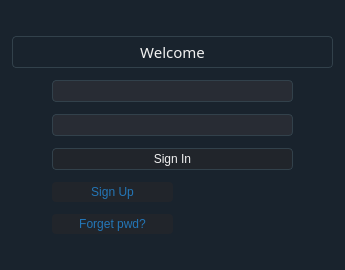
Before: the Qt Designer form frontend_pc/src/app/login/loginform.ui in zhangzwwww/medlab, drawn with Qt 5.
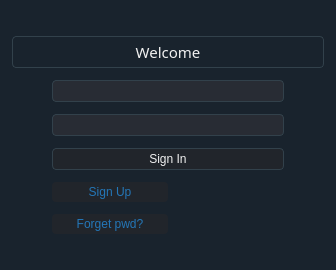
After: the same form once the commit is applied. Icons and pictures are not drawn.

Commit message: feat: change the font-size of ui

Patch:
```diff
--- a/frontend_pc/src/app/login/loginform.ui
+++ b/frontend_pc/src/app/login/loginform.ui
@@ -9,7 +9,7 @@
    <rect>
     <x>0</x>
     <y>0</y>
-    <width>345</width>
+    <width>336</width>
     <height>270</height>
    </rect>
   </property>
```
The commit also changes 4 other files.
